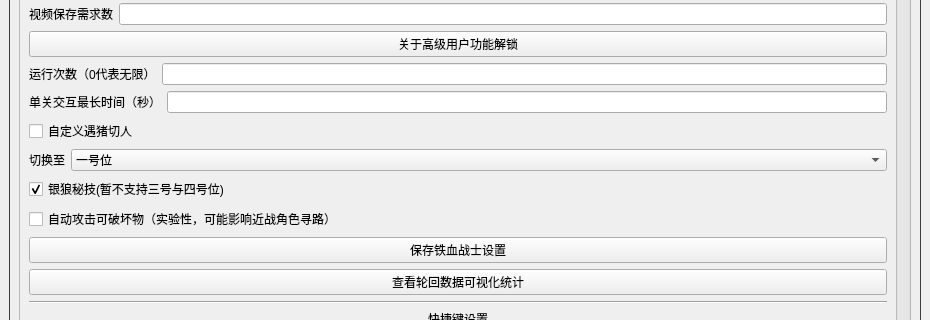
Qt form resource/ui/UI.ui (qlx3264/Simulated_Scepter) before a commit; both pictures show x 0 to 930 and y 359 to 679 of the 930 by 760 pixel window.
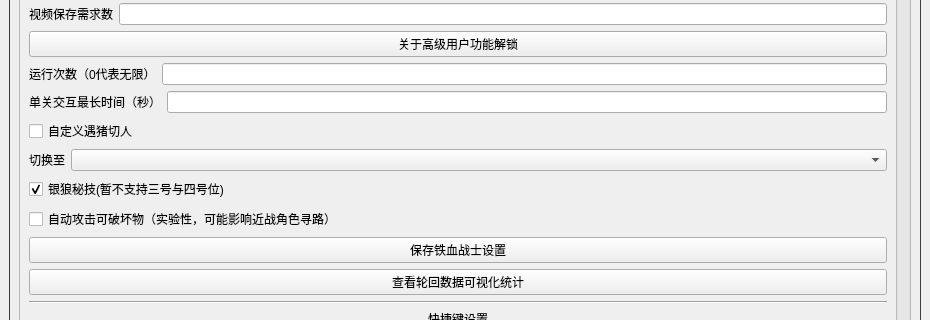
The same form after that commit. The open tabs and pages were chosen to show the change. Icons and pictures are not drawn.

Commit message:
Remove items from silver_wolf_switch_combo
Removed items from the QComboBox in the UI.

```diff
--- a/resource/ui/UI.ui
+++ b/resource/ui/UI.ui
@@ -1407,16 +1407,6 @@
                        <property name="toolTip">
                         <string>若银狼位于非一号位，战斗扑满信标区域无秘技点时也会切换至所选位置抓扑满</string>
                        </property>
-                       <item>
-                        <property name="text">
-                         <string>一号位</string>
-                        </property>
-                       </item>
-                       <item>
-                        <property name="text">
-                         <string>二号位</string>
-                        </property>
-                       </item>
                       </widget>
                      </item>
                     </layout>
```
